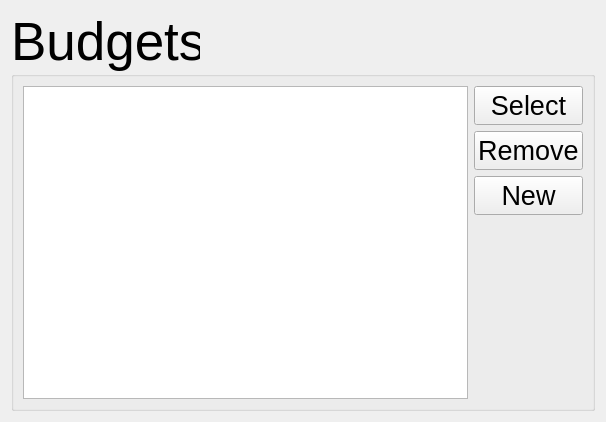
Qt form showbudgetsform.ui (ramzy2000/BudgetApp) before a commit.
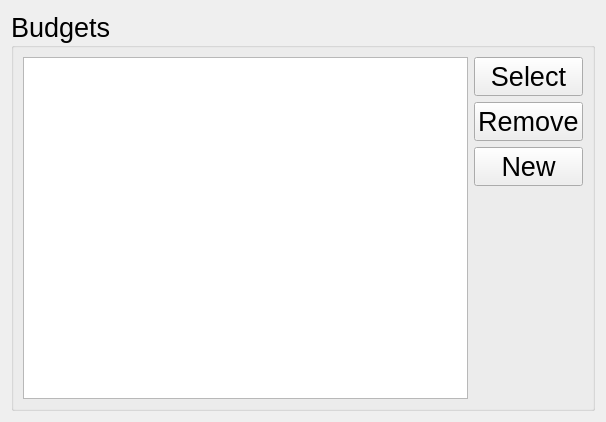
The same form after that commit.

Diff of the .ui file:
```diff
--- a/showbudgetsform.ui
+++ b/showbudgetsform.ui
@@ -18,7 +18,7 @@
     <widget class="QGroupBox" name="groupBox">
      <property name="font">
       <font>
-       <pointsize>40</pointsize>
+       <pointsize>20</pointsize>
       </font>
      </property>
      <property name="title">
```
